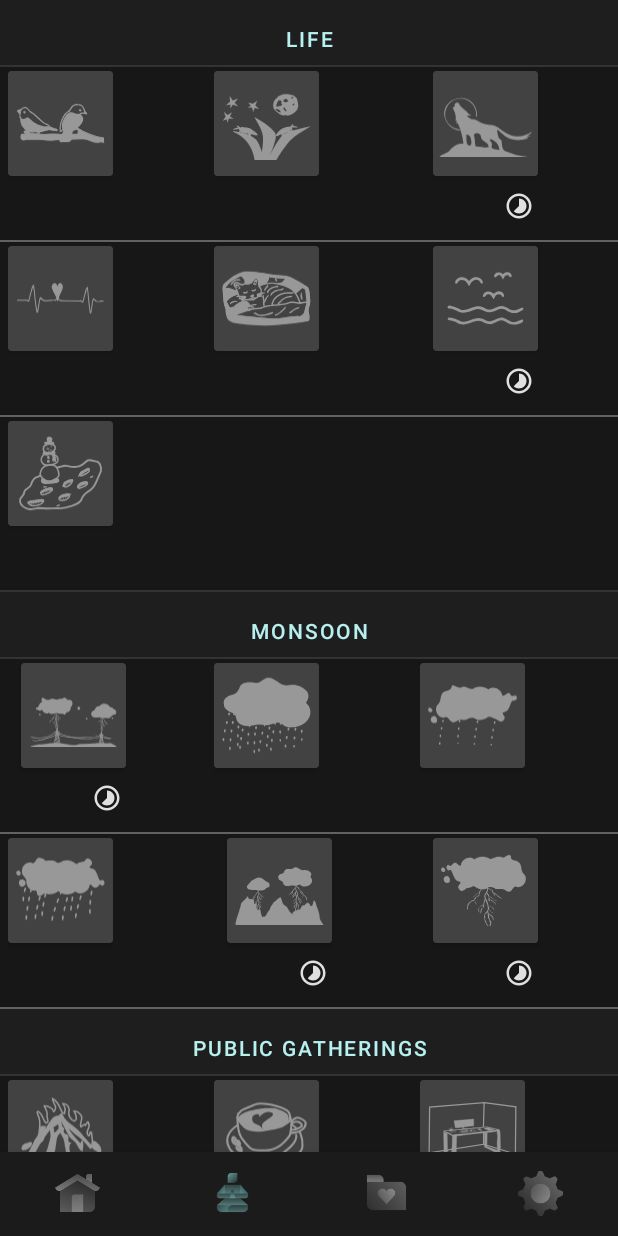
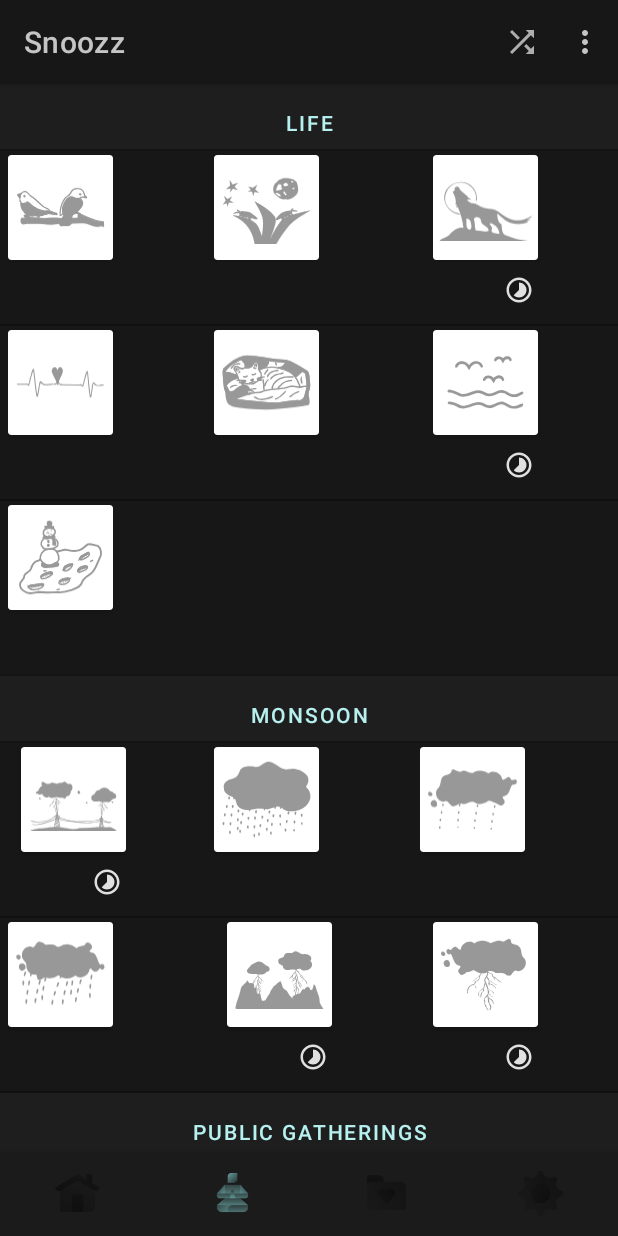
Before and after one commit to th3kumar/Snoozz-Sleeping-Buddy, an Android app: the ComposeFragment screen opened through its navigation route, on a phone screen of 412 x 824 dp. Run offline under Robolectric (Android 15) with nearby library versions, the phone set to English and light mode, and no system bars; our stand-ins replace Dagger/Hilt's generated code, EventBus, navigation-ui, sdp/ssp sizes; plain views replace NeumorphCardView; network calls fail; pictures from the network do not load; 3 statements that could not run were skipped.

Commit message:
added ActionBar and related UI tweaks

```diff
--- a/app/src/main/AndroidManifest.xml
+++ b/app/src/main/AndroidManifest.xml
@@ -33,6 +33,7 @@
         <activity
             android:name=".activities.SplashScreen"
             android:exported="true"
+            android:theme="@style/Theme.SplashScreen"
             android:screenOrientation="portrait">
             <intent-filter>
                 <action android:name="android.intent.action.MAIN" />
--- a/app/src/main/java/com/fridayhouse/snoozz/ui/fragments/LibraryFragment.kt
+++ b/app/src/main/java/com/fridayhouse/snoozz/ui/fragments/LibraryFragment.kt
@@ -167,8 +167,6 @@ class LibraryFragment : Fragment() {
     RecyclerView.Adapter<RecyclerView.ViewHolder>() {
 
     private val layoutInflater = LayoutInflater.from(context)
-    private val soundGroupListItemType = 1
-    private val soundListItemType = 2
 
     private val spanSizeLookup = object : GridLayoutManager.SpanSizeLookup() {
       override fun getSpanSize(position: Int): Int {
--- /dev/null
+++ b/app/src/main/res/drawable/popup_menu_bg.xml
@@ -0,0 +1,5 @@
+<?xml version="1.0" encoding="utf-8"?>
+<shape xmlns:android="http://schemas.android.com/apk/res/android">
+    <corners android:radius="4dp" />
+    <solid android:color="@color/darkBackground" />
+</shape>
--- a/app/src/main/res/layout/activity_splash_screen.xml
+++ b/app/src/main/res/layout/activity_splash_screen.xml
@@ -8,14 +8,6 @@
     android:orientation="vertical"
     tools:context=".activities.SplashScreen">
 
-    <LinearLayout
-        android:layout_width="match_parent"
-        android:layout_height="100dp"
-        android:background="@drawable/gradient_title"
-        android:orientation="vertical"
-        app:layout_constraintEnd_toEndOf="parent"
-        app:layout_constraintStart_toStartOf="parent"
-        app:layout_constraintTop_toTopOf="parent" />
 
     <LinearLayout
         android:id="@+id/fridayHouse"
--- a/app/src/main/res/values-night/themes.xml
+++ b/app/src/main/res/values-night/themes.xml
@@ -1,6 +1,6 @@
 <resources xmlns:tools="http://schemas.android.com/tools">
     <!-- Base application theme. -->
-    <style name="Theme.Snoozz" parent="Theme.MaterialComponents.NoActionBar">
+    <style name="Theme.Snoozz" parent="Theme.MaterialComponents.DayNight">
         <!-- Primary brand color. -->
         <item name="colorPrimary">@color/darkOrchid</item>
         <item name="colorPrimaryVariant">@color/darkOrchid</item>
--- a/app/src/main/res/values/colors.xml
+++ b/app/src/main/res/values/colors.xml
@@ -63,5 +63,6 @@
     <color name="timer_dialog">#A3B5BF</color>
 
     <color name="sound_icon">#989898</color>
-    <color name="action_bar">#FFF1F1F1</color>
+    <color name="action_bar">#171717</color>
+    <color name="action_menu_item">#C5C5C5</color>
 </resources>
--- a/app/src/main/res/values/themes.xml
+++ b/app/src/main/res/values/themes.xml
@@ -1,25 +1,58 @@
 <resources>
     <!-- Base application theme. -->
-    <style name="Theme.Snoozz" parent="Theme.MaterialComponents.NoActionBar">
+    <style name="Theme.Snoozz" parent="Theme.MaterialComponents.Light.DarkActionBar">
         <!-- Primary brand color. -->
         <item name="colorPrimary">@color/torquise_light</item>
         <item name="colorPrimaryVariant">@color/darkOrchid</item>
         <item name="colorOnPrimary">@color/white</item>
         <!-- Secondary brand color. -->
+        <item name="actionBarStyle">@style/Widget.MaterialComponents.ActionBar.Solid</item>
+        <item name="actionBarTheme">@style/ThemeOverlay.App.ActionBar</item>
+        <item name="actionBarPopupTheme">@style/Widget.App.PopupMenu</item>
         <item name="colorSecondary">@color/teal_200</item>
+        <item name="android:textColorPrimary">@color/action_menu_item</item>
+        <item name="android:titleTextStyle">@style/ActionBarTextAppearance</item>
+        <item name="android:textAppearance">@font/alba</item>
         <item name="colorSecondaryVariant">@color/teal_700</item>
         <item name="colorOnSecondary">@color/black</item>
+        <item name="floatingActionButtonStyle">@style/Widget.App.FloatingActionButton</item>
+        <item name="popupMenuStyle">@style/Widget.App.PopupMenu</item>
+        <item name="bottomSheetDialogTheme">@style/Theme.App.BottomSheetDialog</item>
         <!-- Status bar color. -->
-        <item name="android:statusBarColor" >?attr/colorPrimaryVariant</item>
-        <item name="android:navigationBarColor">@color/darkOrchid</item>
+        <item name="android:statusBarColor" >@color/darkBackground</item>
+        <item name="android:navigationBarColor">@color/primary_text</item>
         <!-- Customize your theme here. -->
     </style>
+    <style name="ActionBarTextAppearance" parent="TextAppearance.AppCompat.Widget.ActionBar.Title">
+        <!-- Change the font to your desired font resource -->
+        <item name="android:fontFamily">@font/alba</item>
+        <item name="android:layout_gravity">center_horizontal</item>
+    </style>
+
+    <style name="Widget.App.PopupMenu" parent="Widget.MaterialComponents.PopupMenu">
+        <item name="android:popupBackground">@drawable/popup_menu_bg</item>
+        <item name="popupMenuBackground">?android:attr/popupBackground</item>
+    </style>
+
+    <style name="ThemeOverlay.App.ActionBar" parent="ThemeOverlay.MaterialComponents.ActionBar">
+        <item name="colorPrimary">@color/action_bar</item>
+        <item name="colorControlNormal">@color/action_menu_item</item>
+        <item name="android:textAppearance">@font/alba</item>
+
+    </style>
+    <style name="Theme.SplashScreen" parent="Theme.MaterialComponents.NoActionBar">
+        <!-- Other theme attributes specific to your SplashScreen can go here. -->
+    </style>
+
 
     <style name="Fullscreen" parent="Theme.Snoozz">
         <item name="android:windowNoTitle">true</item>
         <item name="windowActionBar">false</item>
         <item name="android:windowFullscreen">true</item>
         <item name="android:windowContentOverlay">@null</item>
+    </style>
+
+    <style name="Widget.App.BottomNavigationView" parent="Widget.MaterialComponents.BottomNavigationView">
     </style>
 
     <style name="Widget.App.DurationPicker.Button.AddTime" parent="Widget.MaterialComponents.Button.TextButton.Icon">
@@ -37,6 +70,39 @@
 
     <style name="TextAppearance.App.CountdownTextView.Disabled">
         <item name="android:textColor">@color/material_on_background_disabled</item>
+    </style>
+
+    <style name="Theme.App.BottomSheetDialog" parent="Theme.MaterialComponents.DayNight.BottomSheetDialog">
+        <item name="android:colorBackground">@color/background_dark</item>
+        <item name="colorPrimary">@color/primary</item>
+        <!-- RadioButtons use the secondary color but we don't really have a secondary color so... -->
+        <item name="colorSecondary">@color/primary</item>
+        <item name="bottomSheetStyle">@style/Widget.App.BottomSheet.Modal</item>
+        <item name="titleTextAppearance">@style/TextAppearance.App.BottomSheetDialog.Title</item>
+        <!-- following attributes are mostly unnecessary with current values. just for reference -->
+        <item name="buttonStyle">@style/Widget.MaterialComponents.Button.TextButton.Dialog</item>
+        <item name="android:textAppearance">@style/TextAppearance.MaterialComponents.Body1</item>
+        <item name="textInputStyle">@style/Widget.MaterialComponents.TextInputLayout.OutlinedBox</item>
+    </style>
+    <style name="Widget.App.BottomSheet.Modal" parent="Widget.Design.BottomSheet.Modal">
+        <item name="shapeAppearance">@style/ShapeAppearance.App.BottomSheetDialog</item>
+    </style>
+
+    <style name="ShapeAppearance.App.BottomSheetDialog" parent="">
+        <item name="cornerFamily">rounded</item>
+        <item name="cornerSizeTopRight">8dp</item>
+        <item name="cornerSizeTopLeft">8dp</item>
+        <item name="cornerSizeBottomRight">0dp</item>
+        <item name="cornerSizeBottomLeft">0dp</item>
+    </style>
+
+    <style name="TextAppearance.App.BottomSheetDialog.Title" parent="TextAppearance.MaterialComponents.Headline4">
+        <item name="android:textSize">28sp</item>
+    </style>
+
+    <style name="Widget.App.FloatingActionButton" parent="Widget.MaterialComponents.FloatingActionButton">
+        <item name="tint">@color/primary_text</item>
+        <item name="backgroundTint">@color/torquise_light</item>
     </style>
 
 
```
